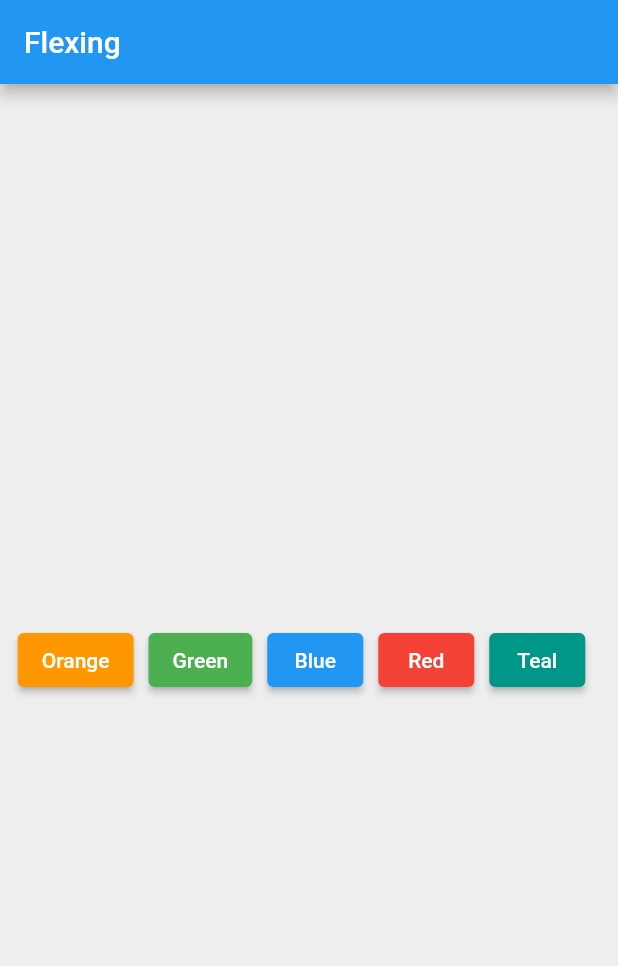
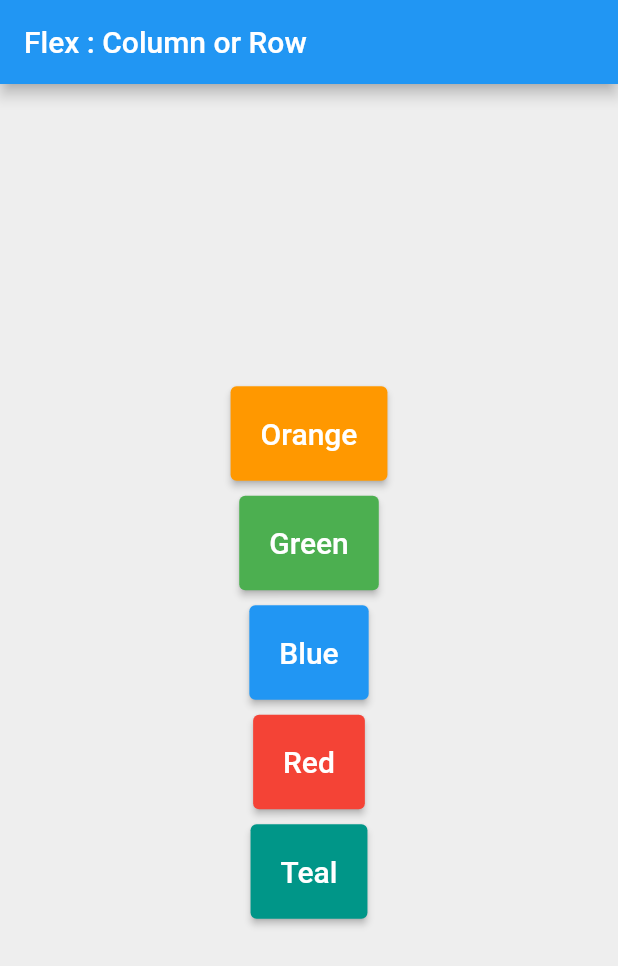
Before and after one commit to francisnnumbi/what_next, a Flutter app: the screen it shows after launch, on a phone screen of 412 x 824 dp. Shown: the top 966 px of the screen. Run offline on Flutter 3.47's test engine with Material 2 defaults, Android fonts, the phone set to English and light mode, and no system bars; our stand-ins replace dio.

Commit message:
using flex instead of column or row

```diff
--- a/lib/modules/flexing/flexing.dart
+++ b/lib/modules/flexing/flexing.dart
@@ -8,62 +8,87 @@ class Flexing extends StatelessWidget {
     return Scaffold(
       backgroundColor: Colors.grey[200],
       appBar: AppBar(
-        title: const Text("Flexing"),
+        title: const Text("Flex : Column or Row"),
       ),
       body: Center(
-        child: Row(
+        child: Column(
           mainAxisAlignment: MainAxisAlignment.center,
           children: [
             ElevatedButton(
               onPressed: () {},
               style: ElevatedButton.styleFrom(
                 primary: Colors.orange,
+                padding:
+                    const EdgeInsets.symmetric(horizontal: 20, vertical: 20),
               ),
               child: const Text(
                 "Orange",
+                style: TextStyle(
+                  fontSize: 20,
+                ),
               ),
             ),
-            const SizedBox(width: 10),
+            const SizedBox(width: 10, height: 10),
             ElevatedButton(
               onPressed: () {},
               style: ElevatedButton.styleFrom(
                 primary: Colors.green,
+                padding:
+                    const EdgeInsets.symmetric(horizontal: 20, vertical: 20),
               ),
               child: const Text(
                 "Green",
+                style: TextStyle(
+                  fontSize: 20,
+                ),
               ),
             ),
-            const SizedBox(width: 10),
+            const SizedBox(width: 10, height: 10),
             ElevatedButton(
               onPressed: () {},
               style: ElevatedButton.styleFrom(
                 primary: Colors.blue,
+                padding:
+                    const EdgeInsets.symmetric(horizontal: 20, vertical: 20),
               ),
               child: const Text(
                 "Blue",
+                style: TextStyle(
+                  fontSize: 20,
+                ),
               ),
             ),
-            const SizedBox(width: 10),
+            const SizedBox(width: 10, height: 10),
             ElevatedButton(
               onPressed: () {},
               style: ElevatedButton.styleFrom(
                 primary: Colors.red,
+                padding:
+                    const EdgeInsets.symmetric(horizontal: 20, vertical: 20),
               ),
               child: const Text(
                 "Red",
+                style: TextStyle(
+                  fontSize: 20,
+                ),
               ),
             ),
-            const SizedBox(width: 10),
+            const SizedBox(width: 10, height: 10),
             ElevatedButton(
               onPressed: () {},
               style: ElevatedButton.styleFrom(
                 primary: Colors.teal,
+                padding:
+                    const EdgeInsets.symmetric(horizontal: 20, vertical: 20),
               ),
               child: const Text(
                 "Teal",
+                style: TextStyle(
+                  fontSize: 20,
+                ),
               ),
             ),
-            const SizedBox(width: 10),
+            const SizedBox(width: 10, height: 10),
           ],
         ),
       ),
```
